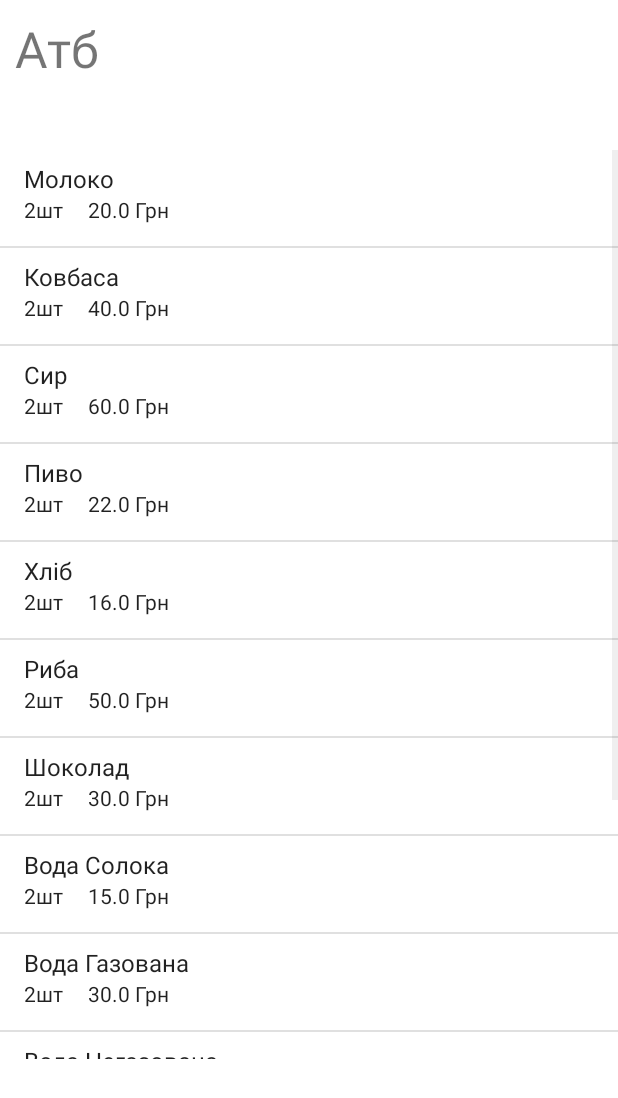
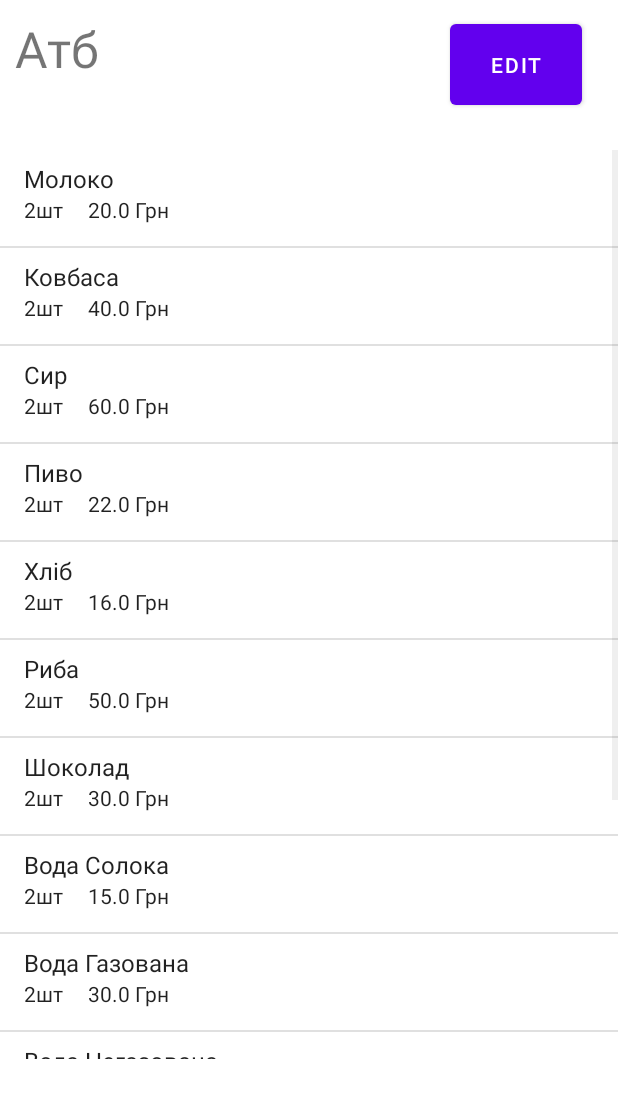
Before and after one commit to BitaJlik/MapXplorer_IT, an Android app: the MarketShowProducts screen opened directly, with no data from a screen before it, on a phone screen of 412 x 824 dp. Shown: the top 1098 px of the screen. Run offline under Robolectric (Android 15) with nearby library versions, the phone set to English and light mode, and no system bars.

Commit message:
Add button edit for products

```diff
--- a/app/src/main/java/com/example/mapxplorer/MarketShowProducts.java
+++ b/app/src/main/java/com/example/mapxplorer/MarketShowProducts.java
@@ -5,6 +5,7 @@
 import android.view.View;
 import android.widget.AdapterView;
 import android.widget.ArrayAdapter;
+import android.widget.Button;
 import android.widget.ListView;
 import android.widget.SimpleAdapter;
 import android.widget.TextView;
@@ -21,6 +22,8 @@
     private TextView text ;
     private ListView listView;
     private SimpleAdapter adapter;
+    private Button edit;
+    private  Market market;
    @SuppressLint("SetTextI18n")
    @Override
     protected void onCreate(Bundle savedInstanceState) {
@@ -29,7 +32,9 @@
 
         text = findViewById(R.id.texted);
         listView = findViewById(R.id.list);
-        Market market = DataBase.markets.get(DataBase.id);
+        edit = findViewById(R.id.button);
+
+        market = DataBase.markets.get(DataBase.id);
         if(!market.getProducts().isEmpty())
             text.setText(market.getNameMarket());
         else text.setText(market.getNameMarket() + "   -> Пусто");
@@ -54,4 +59,11 @@
         listView.setAdapter(adapter);
 
     }
+
+    public void edit(View view) {
+       if(!market.getProducts().isEmpty()) {
+           market.getProducts().get(0).setAmount(market.getProducts().get(0).getAmount() + 1);
+       }
+       finish();
+    }
 }
--- a/app/src/main/res/layout/activity_login.xml
+++ b/app/src/main/res/layout/activity_login.xml
@@ -28,10 +28,12 @@
         android:layout_marginTop="332dp"
         android:onClick="click"
         android:text="@string/click"
+        app:layout_constraintBottom_toBottomOf="parent"
         app:layout_constraintEnd_toEndOf="parent"
         app:layout_constraintHorizontal_bias="0.498"
         app:layout_constraintStart_toStartOf="parent"
         app:layout_constraintTop_toBottomOf="@+id/textView"
+        app:layout_constraintVertical_bias="0.0"
         tools:ignore="MissingConstraints,OnClick,UsingOnClickInXml" />
 
     <EditText
@@ -42,7 +44,7 @@
         android:ems="10"
         android:inputType="textPersonName"
         android:minHeight="48dp"
-        android:hint="Login"
+        android:hint="@string/login"
         app:layout_constraintEnd_toEndOf="parent"
         app:layout_constraintStart_toStartOf="parent"
         app:layout_constraintTop_toBottomOf="@+id/textView" />
@@ -53,7 +55,7 @@
         android:layout_height="wrap_content"
         android:layout_marginTop="40dp"
         android:ems="10"
-        android:hint="Password"
+        android:hint="@string/password"
         android:inputType="textPassword"
         android:minHeight="48dp"
         app:layout_constraintEnd_toEndOf="parent"
--- a/app/src/main/res/layout/activity_market_show_products.xml
+++ b/app/src/main/res/layout/activity_market_show_products.xml
@@ -8,7 +8,7 @@
 
     <TextView
         android:id="@+id/texted"
-        android:layout_width="match_parent"
+        android:layout_width="250dp"
         android:layout_height="63dp"
         android:layout_margin="10dp"
         android:text="@string/testing_soon"
@@ -20,5 +20,14 @@
         android:layout_height="606dp"
         android:layout_marginTop="100dp" />
 
+    <Button
+        android:id="@+id/button"
+        android:layout_width="wrap_content"
+        android:layout_height="66dp"
+        android:layout_marginStart="300dp"
+        android:layout_marginTop="10dp"
+        android:onClick="edit"
+        android:text="@string/edit" />
+
 
 </FrameLayout>
--- a/app/src/main/res/values/strings.xml
+++ b/app/src/main/res/values/strings.xml
@@ -8,6 +8,9 @@
     <string name="input_place">Input place</string>
     <string name="map_id">e8af58fabd2b5482</string>
     <string name="testing_soon">Testing soon</string>
+    <string name="edit">Edit</string>
+    <string name="login">Login</string>
+    <string name="password">Password</string>
 
 
 </resources>
```
